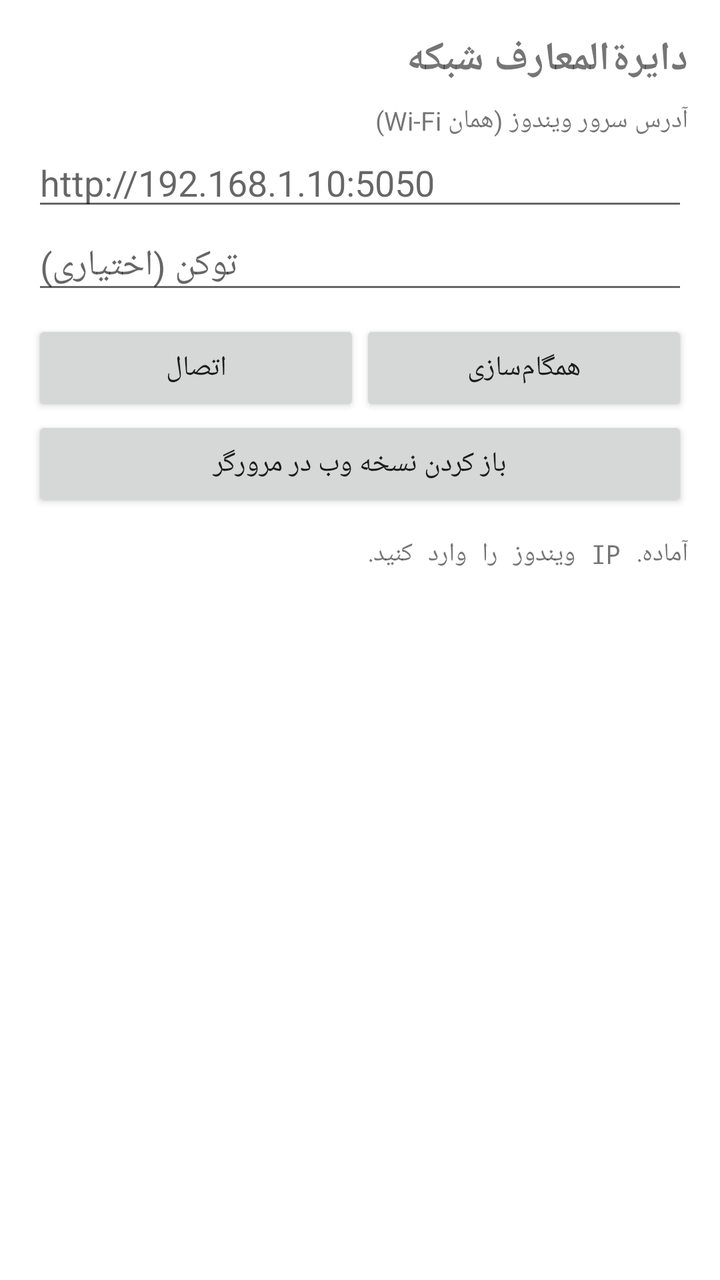
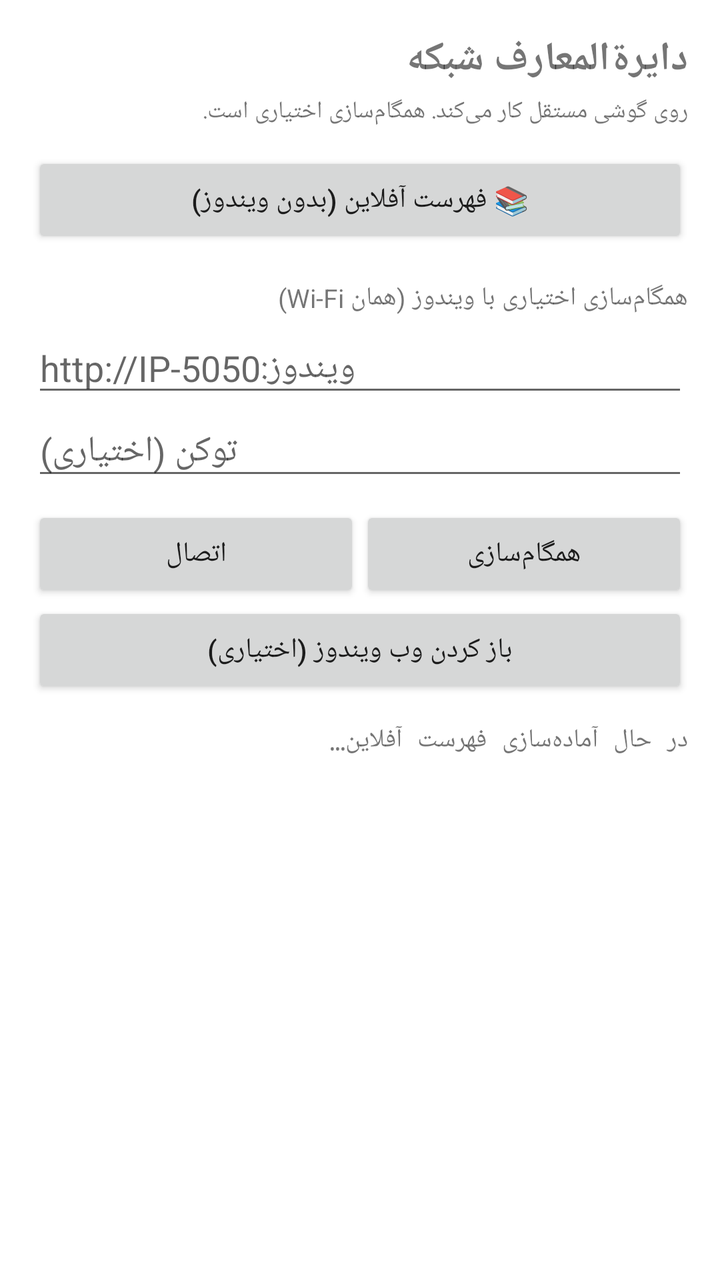

An Android layout rendered at two revisions. The XML below is the earlier revision; the diff shows what the commit changed to produce the second picture.
<!-- AndroidManifest.xml: application theme Theme.NetEnc -->
<!-- res/layout/activity_main.xml -->
<?xml version="1.0" encoding="utf-8"?>
<LinearLayout xmlns:android="http://schemas.android.com/apk/res/android"
    android:layout_width="match_parent"
    android:layout_height="match_parent"
    android:orientation="vertical"
    android:padding="16dp"
    android:layoutDirection="rtl">

    <TextView
        android:layout_width="match_parent"
        android:layout_height="wrap_content"
        android:text="دایرةالمعارف شبکه"
        android:textSize="20sp"
        android:textStyle="bold"
        android:paddingBottom="8dp" />

    <TextView
        android:layout_width="match_parent"
        android:layout_height="wrap_content"
        android:text="آدرس سرور ویندوز (همان Wi‑Fi)"
        android:textSize="13sp" />

    <EditText
        android:id="@+id/hostInput"
        android:layout_width="match_parent"
        android:layout_height="wrap_content"
        android:hint="http://192.168.1.10:5050"
        android:inputType="textUri"
        android:layoutDirection="ltr"
        android:textAlignment="viewStart" />

    <EditText
        android:id="@+id/tokenInput"
        android:layout_width="match_parent"
        android:layout_height="wrap_content"
        android:hint="توکن (اختیاری)"
        android:inputType="textPassword" />

    <LinearLayout
        android:layout_width="match_parent"
        android:layout_height="wrap_content"
        android:orientation="horizontal"
        android:paddingTop="8dp">

        <Button
            android:id="@+id/btnHello"
            android:layout_width="0dp"
            android:layout_height="wrap_content"
            android:layout_weight="1"
            android:text="اتصال" />

        <Button
            android:id="@+id/btnSync"
            android:layout_width="0dp"
            android:layout_height="wrap_content"
            android:layout_weight="1"
            android:text="همگام‌سازی" />
    </LinearLayout>

    <Button
        android:id="@+id/btnOpenWeb"
        android:layout_width="match_parent"
        android:layout_height="wrap_content"
        android:text="باز کردن نسخه وب در مرورگر" />

    <ScrollView
        android:layout_width="match_parent"
        android:layout_height="0dp"
        android:layout_weight="1"
        android:paddingTop="12dp">

        <TextView
            android:id="@+id/logView"
            android:layout_width="match_parent"
            android:layout_height="wrap_content"
            android:textIsSelectable="true"
            android:textSize="13sp"
            android:typeface="monospace"
            android:text="آماده. IP ویندوز را وارد کنید." />
    </ScrollView>
</LinearLayout>
<!-- resources referenced by this layout -->
<resources>
  <style name="Theme.NetEnc" parent="Theme.MaterialComponents.DayNight.DarkActionBar">
          <item name="colorPrimary">#3B82F6</item>
          <item name="colorPrimaryVariant">#1E3A5F</item>
          <item name="colorOnPrimary">#FFFFFF</item>
          <item name="android:statusBarColor">#0F1419</item>
      </style>
</resources>

<!-- the commit's change to res/layout/activity_main.xml (unified diff, before → after) -->
@@ -12,19 +12,34 @@
         android:text="دایرةالمعارف شبکه"
         android:textSize="20sp"
         android:textStyle="bold"
-        android:paddingBottom="8dp" />
+        android:paddingBottom="4dp" />
 
     <TextView
         android:layout_width="match_parent"
         android:layout_height="wrap_content"
-        android:text="آدرس سرور ویندوز (همان Wi‑Fi)"
-        android:textSize="13sp" />
+        android:text="روی گوشی مستقل کار می‌کند. همگام‌سازی اختیاری است."
+        android:textSize="12sp"
+        android:paddingBottom="12dp" />
+
+    <Button
+        android:id="@+id/btnCatalog"
+        android:layout_width="match_parent"
+        android:layout_height="wrap_content"
+        android:text="📚 فهرست آفلاین (بدون ویندوز)" />
+
+    <TextView
+        android:layout_width="match_parent"
+        android:layout_height="wrap_content"
+        android:text="همگام‌سازی اختیاری با ویندوز (همان Wi‑Fi)"
+        android:textSize="13sp"
+        android:paddingTop="16dp"
+        android:paddingBottom="4dp" />
 
     <EditText
         android:id="@+id/hostInput"
         android:layout_width="match_parent"
         android:layout_height="wrap_content"
-        android:hint="http://192.168.1.10:5050"
+        android:hint="http://IP-ویندوز:5050"
         android:inputType="textUri"
         android:layoutDirection="ltr"
         android:textAlignment="viewStart" />
@@ -61,7 +76,7 @@
         android:id="@+id/btnOpenWeb"
         android:layout_width="match_parent"
         android:layout_height="wrap_content"
-        android:text="باز کردن نسخه وب در مرورگر" />
+        android:text="باز کردن وب ویندوز (اختیاری)" />
 
     <ScrollView
         android:layout_width="match_parent"
@@ -76,6 +91,6 @@
             android:textIsSelectable="true"
             android:textSize="13sp"
             android:typeface="monospace"
-            android:text="آماده. IP ویندوز را وارد کنید." />
+            android:text="در حال آماده‌سازی فهرست آفلاین…" />
     </ScrollView>
 </LinearLayout>
